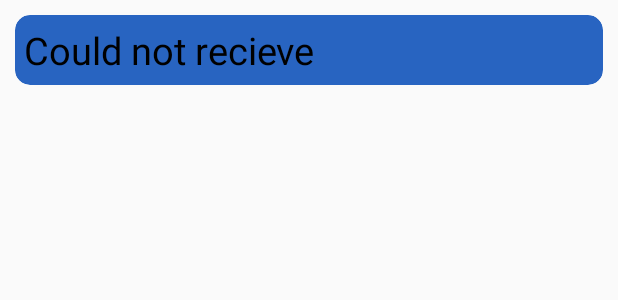
After one commit to er-aman-gupta/Wifi-Direct-Chat-App, an Android app: the layout lay1.xml on its own in the app's theme, with its tools: preview values and no code run, on a phone screen of 412 x 824 dp. The commit adds this screen. Shown: the top 300 px of the screen. Run offline under Robolectric (Android 15) with nearby library versions, the phone set to English and light mode, and no system bars.

Commit message:
The chatting experience has been improvised.

```diff
--- a/app/build.gradle
+++ b/app/build.gradle
@@ -25,4 +25,5 @@ dependencies {
     testImplementation 'junit:junit:4.12'
     androidTestImplementation 'com.android.support.test:runner:1.0.2'
     androidTestImplementation 'com.android.support.test.espresso:espresso-core:3.0.2'
+    implementation 'com.android.support:cardview-v7:28.0.0'
 }
--- /dev/null
+++ b/app/src/main/res/layout/lay1.xml
@@ -0,0 +1,30 @@
+<?xml version="1.0" encoding="utf-8"?>
+<LinearLayout xmlns:android="http://schemas.android.com/apk/res/android"
+    android:layout_width="match_parent"
+    android:layout_height="wrap_content"
+    xmlns:app="http://schemas.android.com/apk/res-auto"
+    >
+<!--
+    <TextView
+        android:layout_width="match_parent"
+        android:layout_height="wrap_content"
+        android:id="@+id/receiveTextId"
+        android:text="Could not recieve"
+        android:textColor="#000000"/>-->
+    <android.support.v7.widget.CardView
+        android:layout_width="match_parent"
+        android:layout_height="wrap_content"
+        app:cardCornerRadius="10dp"
+        app:cardBackgroundColor="#2864c1"
+        android:elevation="15dp"
+        android:layout_margin="10dp">
+        <TextView
+            android:layout_width="match_parent"
+            android:layout_height="wrap_content"
+            android:id="@+id/receiveTextId"
+            android:textSize="25dp"
+            android:text="Could not recieve"
+            android:layout_margin="6dp"
+            android:textColor="#000000"/>
+    </android.support.v7.widget.CardView>
+</LinearLayout>
```
Also changed, not shown: app/src/main/AndroidManifest.xml (+8 -6 lines), app/src/main/java/com/example/bluetoothchatapp/ChatActivity.java (added, +55 -0 lines), app/src/main/java/com/example/bluetoothchatapp/CustomAdapter.java (added, +56 -0 lines), app/src/main/java/com/example/bluetoothchatapp/DataClass.java (added, +27 -0 lines), app/src/main/java/com/example/bluetoothchatapp/MainActivity.java (+37 -32 lines), app/src/main/res/layout/activity_chat.xml (added, +34 -0 lines), app/src/main/res/layout/activity_main.xml (+6 -26 lines), app/src/main/res/layout/lay2.xml (added, +26 -0 lines).
